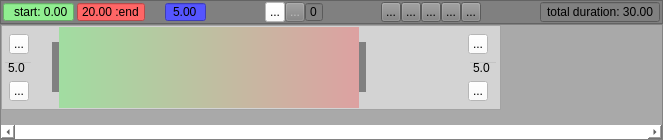
hiergaut/AnimTimeline, file animtimeline.ui: the form before one commit.
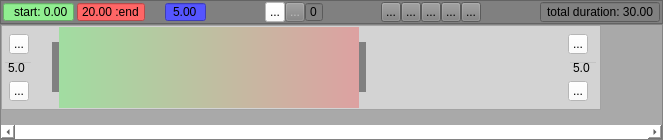
The form after the commit. Icons and pictures are not drawn. Custom widgets are drawn as their Qt base class.

Commit message: change startup width ruler

What changed in the file:
```diff
--- a/animtimeline.ui
+++ b/animtimeline.ui
@@ -524,7 +524,7 @@
        <rect>
         <x>0</x>
         <y>0</y>
-        <width>500</width>
+        <width>600</width>
         <height>103</height>
        </rect>
       </property>
@@ -536,7 +536,7 @@
       </property>
       <property name="minimumSize">
        <size>
-        <width>500</width>
+        <width>600</width>
         <height>0</height>
        </size>
       </property>
```
The commit also changes 1 other file.
